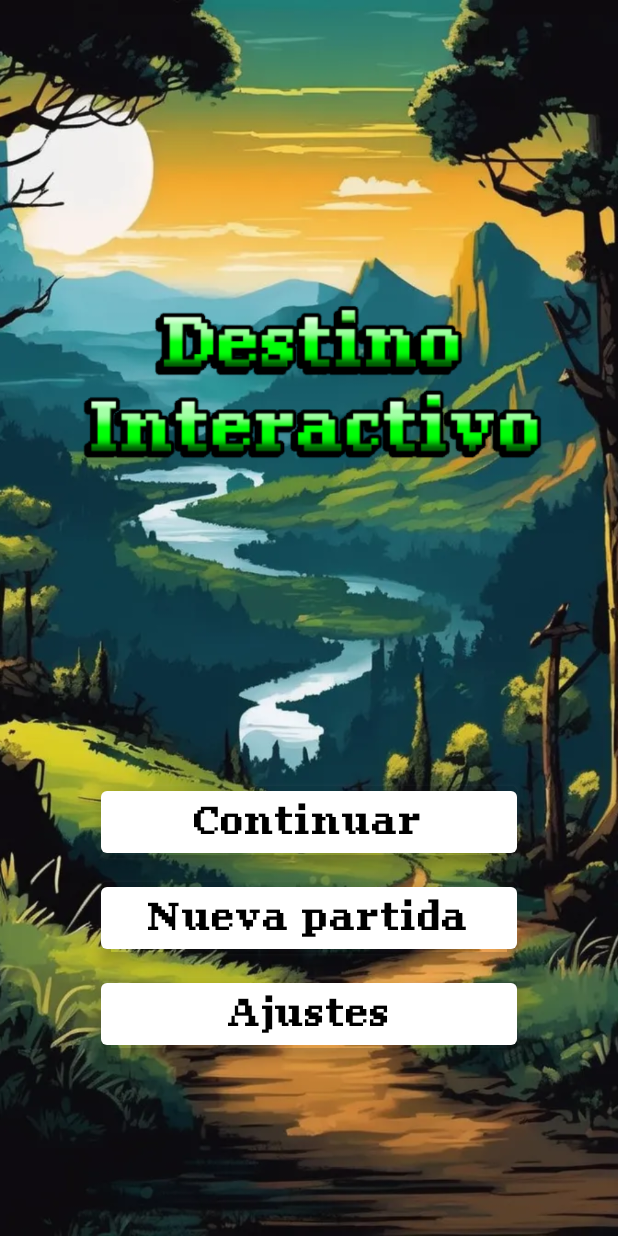
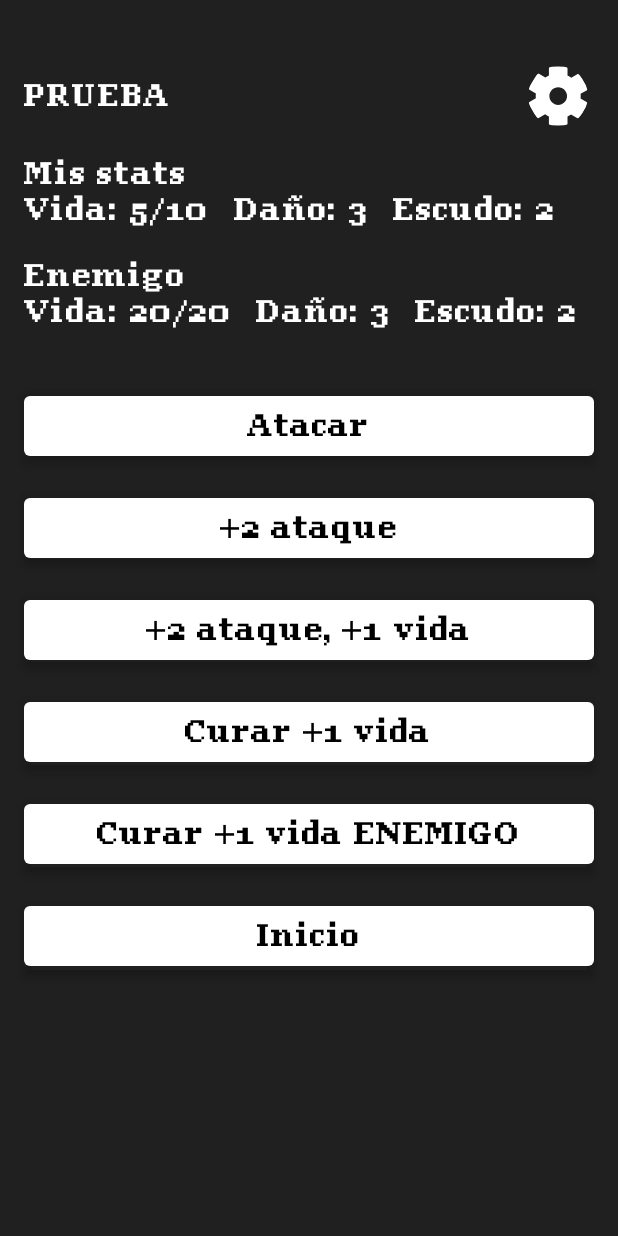
Before and after one commit to Osore66/DestinoInteractivo, an Android app built with Jetpack Compose: the screen it shows after launch (MainActivity), after a tap on "Nueva partida", on a phone screen of 412 x 824 dp. Run offline under Robolectric (Android 15) with nearby library versions, the phone set to English and light mode, and no system bars.

Commit message:
Pantalla de pruebas y atrás arreglado

```diff
--- a/app/src/main/java/com/example/destinointeractivo/Ajustes.kt
+++ b/app/src/main/java/com/example/destinointeractivo/Ajustes.kt
@@ -1,6 +1,5 @@
 package com.example.destinointeractivo
 
-import android.content.Context
 import androidx.compose.foundation.background
 import androidx.compose.foundation.clickable
 import androidx.compose.foundation.layout.*
@@ -22,7 +21,7 @@ import androidx.navigation.NavController
 import com.example.destinointeractivo.navigation.AppScreens
 
 @Composable
-fun Ajustes(navController: NavController, text: String?) {
+fun Ajustes(navController: NavController, navViewModel: NavViewModel) {
     val context = LocalContext.current
     // Crear el ViewModel con el contexto
     val vibrationViewModel: VibrationViewModel = viewModel { VibrationViewModel(context) }
@@ -58,8 +57,12 @@ fun Ajustes(navController: NavController, text: String?) {
                     fontFamily = fuentePixelBold
                 )
                 IconButton(onClick = {
-                    vibrationViewModel.vibrate(context) // Llamar a vibrar desde el ViewModel
-                    navController.popBackStack()
+                    vibrationViewModel.vibrate(context)
+                    // Navega a la última pantalla visitada
+                    navController.navigate(navViewModel.lastScreen.value) {
+                        // Limpia la pila si es necesario
+                        popUpTo(AppScreens.Ajustes.route) { inclusive = true }
+                    }
                 }) {
                     Icon(
                         painter = painterResource(id = R.drawable.cerrar),
--- a/app/src/main/java/com/example/destinointeractivo/MainScreen.kt
+++ b/app/src/main/java/com/example/destinointeractivo/MainScreen.kt
@@ -35,10 +35,11 @@ import com.example.destinointeractivo.navigation.AppScreens
 val buttonShape = RoundedCornerShape(4.dp) // Ajusta el radio según tu preferencia
 
 @Composable
-fun MainScreen(navController: NavController) {
+fun MainScreen(navController: NavController, navViewModel: NavViewModel) {
     val context = LocalContext.current // Para acceder al contexto y vibrar
     val vibrationViewModel: VibrationViewModel = viewModel { VibrationViewModel(context) }
     val fuentePixelBold = FontFamily(Font(R.font.pixelgeorgiabold))
+    navViewModel.lastScreen.value = AppScreens.MainScreen.route
 
     fun vibrate() {
         val vibrator = context.getSystemService(Context.VIBRATOR_SERVICE) as Vibrator
@@ -106,6 +107,7 @@ fun MainScreen(navController: NavController) {
             Button(
                 onClick = {
                     vibrationViewModel.vibrate(context)
+                    navController.navigate(route = AppScreens.Prueba.route)
                     // Acción de nueva partida
                 },
                 modifier = Modifier
@@ -133,7 +135,7 @@ fun MainScreen(navController: NavController) {
             Button(
                 onClick = {
                     vibrationViewModel.vibrate(context)
-                    navController.navigate(route = AppScreens.Ajustes.route + "/Soy un texto")
+                    navController.navigate(route = AppScreens.Ajustes.route)
                 },
                 modifier = Modifier
                     .padding(padding)
--- /dev/null
+++ b/app/src/main/java/com/example/destinointeractivo/NavViewModel.kt
@@ -0,0 +1,8 @@
+package com.example.destinointeractivo
+
+import androidx.compose.runtime.mutableStateOf
+import androidx.lifecycle.ViewModel
+
+class NavViewModel : ViewModel() {
+    var lastScreen = mutableStateOf("")
+}
--- /dev/null
+++ b/app/src/main/java/com/example/destinointeractivo/Prueba.kt
@@ -0,0 +1,385 @@
+package com.example.destinointeractivo
+
+import androidx.compose.foundation.background
+import androidx.compose.foundation.layout.Arrangement
+import androidx.compose.foundation.layout.Box
+import androidx.compose.foundation.layout.Column
+import androidx.compose.foundation.layout.Row
+import androidx.compose.foundation.layout.Spacer
+import androidx.compose.foundation.layout.fillMaxSize
+import androidx.compose.foundation.layout.fillMaxWidth
+import androidx.compose.foundation.layout.height
+import androidx.compose.foundation.layout.padding
+import androidx.compose.foundation.layout.width
+import androidx.compose.foundation.shape.RoundedCornerShape
+import androidx.compose.material3.Button
+import androidx.compose.material3.ButtonDefaults
+import androidx.compose.material3.Icon
+import androidx.compose.material3.IconButton
+import androidx.compose.material3.Text
+import androidx.compose.runtime.Composable
+import androidx.compose.runtime.mutableStateOf
+import androidx.compose.runtime.remember
+import androidx.compose.ui.Alignment
+import androidx.compose.ui.Modifier
+import androidx.compose.ui.draw.shadow
+import androidx.compose.ui.graphics.Color
+import androidx.compose.ui.platform.LocalContext
+import androidx.compose.ui.res.painterResource
+import androidx.compose.ui.text.font.Font
+import androidx.compose.ui.text.font.FontFamily
+import androidx.compose.ui.unit.dp
+import androidx.compose.ui.unit.sp
+import androidx.lifecycle.viewmodel.compose.viewModel
+import androidx.navigation.NavController
+import com.example.destinointeractivo.navigation.AppScreens
+
+@Composable
+fun Prueba(navController: NavController, navViewModel: NavViewModel) {
+    val context = LocalContext.current
+    val vibrationViewModel: VibrationViewModel = viewModel { VibrationViewModel(context) }
+    val tamanyoFuenteAjustes = 20.sp
+    val fuentePixelBold = FontFamily(Font(R.font.pixelgeorgiabold))
+    val buttonShape = RoundedCornerShape(4.dp)
+    navViewModel.lastScreen.value = AppScreens.Prueba.route
+
+    // Estado para vida actual y máxima del jugador
+    val vidaJugador = remember { mutableStateOf(5) }
+    val vidaMaximaJugador = remember { mutableStateOf(10) }
+
+    // Estado para vida actual y máxima del enemigo
+    val vidaEnemigo = remember { mutableStateOf(20) }
+    val vidaMaximaEnemigo = remember { mutableStateOf(20) }
+
+    // Estado para daño y escudo
+    val dañoJugador = remember { mutableStateOf(3) }
+    val escudoEnemigo = 2
+
+    Box(
+        modifier = Modifier
+            .fillMaxSize()
+            .background(Color(0xFF202020))
+            .padding(start = 16.dp, end = 16.dp, top = 40.dp, bottom = 80.dp)
+    ) {
+        Column(
+            modifier = Modifier.align(Alignment.TopStart)
+        ) {
+            // Encabezado
+            Row(
+                verticalAlignment = Alignment.CenterVertically,
+                horizontalArrangement = Arrangement.SpaceBetween,
+                modifier = Modifier.fillMaxWidth()
+            ) {
+                Text(
+                    text = "PRUEBA",
+                    color = Color.White,
+                    fontSize = tamanyoFuenteAjustes,
+                    fontFamily = fuentePixelBold
+                )
+                // Modificación en el botón de cierre
+                IconButton(onClick = {
+                    vibrationViewModel.vibrate(context)
+                    // Navega hacia la pantalla de Ajustes en lugar de cerrar
+                    navController.navigate(route = AppScreens.Ajustes.route)
+                }) {
+                    Icon(
+                        painter = painterResource(id = R.drawable.settings_icon),
+                        contentDescription = null,
+                        tint = Color.White
+                    )
+                }
+            }
+
+            Spacer(modifier = Modifier.height(16.dp))
+
+            // Estadísticas del jugador
+            Text(
+                text = "Mis stats",
+                color = Color.White,
+                fontSize = tamanyoFuenteAjustes,
+                fontFamily = fuentePixelBold
+            )
+            Row(
+                verticalAlignment = Alignment.CenterVertically
+            ) {
+                Text(
+                    text = "Vida:",
+                    color = Color.White,
+                    fontSize = tamanyoFuenteAjustes,
+                    fontFamily = fuentePixelBold
+                )
+                Spacer(modifier = Modifier.width(8.dp))
+                Text(
+                    text = "${vidaJugador.value}/${vidaMaximaJugador.value}",
+                    color = Color.White,
+                    fontSize = tamanyoFuenteAjustes,
+                    fontFamily = fuentePixelBold
+                )
+                Spacer(modifier = Modifier.width(16.dp))
+
+                Text(
+                    text = "Daño:",
+                    color = Color.White,
+                    fontSize = tamanyoFuenteAjustes,
+                    fontFamily = fuentePixelBold
+                )
+                Spacer(modifier = Modifier.width(8.dp))
+                Text(
+                    text = "${dañoJugador.value}",
+                    color = Color.White,
+                    fontSize = tamanyoFuenteAjustes,
+                    fontFamily = fuentePixelBold
+                )
+                Spacer(modifier = Modifier.width(16.dp))
+
+                Text(
+                    text = "Escudo:",
+                    color = Color.White,
+                    fontSize = tamanyoFuenteAjustes,
+                    fontFamily = fuentePixelBold
+                )
+                Spacer(modifier = Modifier.width(8.dp))
+                Text(
+                    text = "$escudoEnemigo",
+                    color = Color.White,
+                    fontSize = tamanyoFuenteAjustes,
+                    fontFamily = fuentePixelBold
+                )
+            }
+
+            Spacer(modifier = Modifier.height(20.dp))
+
+            // Estadísticas del enemigo
+            Text(
+                text = "Enemigo",
+                color = Color.White,
+                fontSize = tamanyoFuenteAjustes,
+                fontFamily = fuentePixelBold
+            )
+            Row(
+                verticalAlignment = Alignment.CenterVertically
+            ) {
+                Text(
+                    text = "Vida:",
+                    color = Color.White,
+                    fontSize = tamanyoFuenteAjustes,
+                    fontFamily = fuentePixelBold
+                )
+                Spacer(modifier = Modifier.width(8.dp))
+                Text(
+                    text = "${vidaEnemigo.value}/${vidaMaximaEnemigo.value}",
+                    color = Color.White,
+                    fontSize = tamanyoFuenteAjustes,
+                    fontFamily = fuentePixelBold
+                )
+                Spacer(modifier = Modifier.width(16.dp))
+
+                Text(
+                    text = "Daño:",
+                    color = Color.White,
+                    fontSize = tamanyoFuenteAjustes,
+                    fontFamily = fuentePixelBold
+                )
+                Spacer(modifier = Modifier.width(8.dp))
+                Text(
+                    text = "3",
+                    color = Color.White,
+                    fontSize = tamanyoFuenteAjustes,
+                    fontFamily = fuentePixelBold
+                )
+                Spacer(modifier = Modifier.width(16.dp))
+
+                Text(
+                    text = "Escudo:",
+                    color = Color.White,
+                    fontSize = tamanyoFuenteAjustes,
+                    fontFamily = fuentePixelBold
+                )
+                Spacer(modifier = Modifier.width(8.dp))
+                Text(
+                    text = "$escudoEnemigo",
+                    color = Color.White,
+                    fontSize = tamanyoFuenteAjustes,
+                    fontFamily = fuentePixelBold
+                )
+            }
+
+            Spacer(modifier = Modifier.height(40.dp))
+
+            // Botón de ataque
+            Button(
+                onClick = {
+                    vibrationViewModel.vibrate(context)
+                    val dañoEfectivo = (dañoJugador.value - escudoEnemigo).coerceAtLeast(0)
+                    vidaEnemigo.value = (vidaEnemigo.value - dañoEfectivo).coerceAtLeast(0)
+                },
+                modifier = Modifier
+                    .fillMaxWidth()
+                    .shadow(
+                        elevation = 4.dp,
+                        shape = buttonShape,
+                        clip = false
+                    ),
+                colors = ButtonDefaults.buttonColors(
+                    containerColor = Color.White,
+                    contentColor = Color.Black
+                ),
+                shape = buttonShape
+            ) {
+                Text(
+                    text = "Atacar",
+                    fontFamily = fuentePixelBold,
+                    fontSize = 20.sp
+                )
+            }
+            Spacer(modifier = Modifier.height(20.dp))
+            // Botón para aumentar ataque
+            Button(
+                onClick = {
+                    vibrationViewModel.vibrate(context)
+                    dañoJugador.value += 2
+                },
+                modifier = Modifier
+                    .fillMaxWidth()
+                    .shadow(
+                        elevation = 4.dp,
+                        shape = buttonShape,
+                        clip = false
+                    ),
+                colors = ButtonDefaults.buttonColors(
+                    containerColor = Color.White,
+                    contentColor = Color.Black
+                ),
+                shape = buttonShape
+            ) {
+                Text(
+                    text = "+2 ataque",
+                    fontFamily = fuentePixelBold,
+                    fontSize = 20.sp
+                )
+            }
+
+            Spacer(modifier = Modifier.height(20.dp))
+
+            // Botón para aumentar ataque y vida
+            Button(
+                onClick = {
+                    vibrationViewModel.vibrate(context)
+                    dañoJugador.value += 2
+                    vidaMaximaJugador.value += 1
+                    vidaJugador.value = (vidaJugador.value + 1).coerceAtMost(vidaMaximaJugador.value)
+                },
+                modifier = Modifier
+                    .fillMaxWidth()
+                    .shadow(
+                        elevation = 4.dp,
+                        shape = buttonShape,
+                        clip = false
+                    ),
+                colors = ButtonDefaults.buttonColors(
+                    containerColor = Color.White,
+                    contentColor = Color.Black
+                ),
+                shape = buttonShape
+            ) {
+                Text(
+                    text = "+2 ataque, +1 vida",
+                    fontFamily = fuentePixelBold,
+                    fontSize = 20.sp
+                )
+            }
+
+
+            Spacer(modifier = Modifier.height(20.dp))
+
+
+            // Botón para aumentar vida
+            Button(
+                onClick = {
+                    vibrationViewModel.vibrate(context)
+                    vidaJugador.value = (vidaJugador.value + 1).coerceAtMost(vidaMaximaJugador.value)
+                },
+                modifier = Modifier
+                    .fillMaxWidth()
+                    .shadow(
+                        elevation = 4.dp,
+                        shape = buttonShape,
+                        clip = false
+                    ),
+                colors = ButtonDefaults.buttonColors(
+                    containerColor = Color.White,
+                    contentColor = Color.Black
+                ),
+                shape = buttonShape
+            ) {
+                Text(
+                    text = "Curar +1 vida",
+                    fontFamily = fuentePixelBold,
+                    fontSize = 20.sp
+                )
+            }
+
+
+            Spacer(modifier = Modifier.height(20.dp))
+
+
+
+            // Botón para aumentar vida ENEMIGA
+            Button(
+                onClick = {
+                    vibrationViewModel.vibrate(context)
+                    vidaEnemigo.value = (vidaEnemigo.value + 1).coerceAtMost(vidaMaximaEnemigo.value)
+                },
+                modifier = Modifier
+                    .fillMaxWidth()
+                    .shadow(
+                        elevation = 4.dp,
+                        shape = buttonShape,
+                        clip = false
+                    ),
+                colors = ButtonDefaults.buttonColors(
+                    containerColor = Color.White,
+                    contentColor = Color.Black
+                ),
+                shape = buttonShape
+            ) {
+                Text(
+                    text = "Curar +1 vida ENEMIGO",
+                    fontFamily = fuentePixelBold,
+                    fontSize = 20.sp
+                )
+            }
+
+
+            Spacer(modifier = Modifier.height(20.dp))
+
+
+            Button(
+                onClick = {
+                    vibrationViewModel.vibrate(context)
+                    navController.navigate(route = AppScreens.MainScreen.route)
+                },
+                modifier = Modifier
+                    .fillMaxWidth()
+                    .shadow(
+                        elevation = 4.dp,
+                        shape = buttonShape,
+                        clip = false
+                    ),
+                colors = ButtonDefaults.buttonColors(
+                    containerColor = Color.White,
+                    contentColor = Color.Black
+                ),
+                shape = buttonShape
+            ) {
+                Text(
+                    text = "Inicio",
+                    fontFamily = fuentePixelBold,
+                    fontSize = 20.sp
+                )
+            }
+
+            Spacer(modifier = Modifier.height(20.dp))
+        }
+    }
+}
--- a/app/src/main/java/com/example/destinointeractivo/navigation/AppNavigation.kt
+++ b/app/src/main/java/com/example/destinointeractivo/navigation/AppNavigation.kt
@@ -1,29 +1,29 @@
 package com.example.destinointeractivo.navigation
 
 import androidx.compose.runtime.Composable
-import androidx.navigation.NavArgument
-import androidx.navigation.NavType
 import androidx.navigation.compose.NavHost
 import androidx.navigation.compose.composable
 import androidx.navigation.compose.rememberNavController
-import androidx.navigation.navArgument
+import androidx.lifecycle.viewmodel.compose.viewModel
 import com.example.destinointeractivo.MainScreen
 import com.example.destinointeractivo.Ajustes
+import com.example.destinointeractivo.Prueba
+import com.example.destinointeractivo.NavViewModel // Asegúrate de importar el NavViewModel
 
 @Composable
-fun AppNavigation(){
+fun AppNavigation() {
     val navController = rememberNavController()
-    NavHost(navController = navController, startDestination = AppScreens.MainScreen.route)  {
-        composable(route = AppScreens.MainScreen.route){
-            MainScreen(navController)
+    val navViewModel: NavViewModel = viewModel() // Crea la instancia del ViewModel
+
+    NavHost(navController = navController, startDestination = AppScreens.MainScreen.route) {
+        composable(route = AppScreens.MainScreen.route) {
+            MainScreen(navController, navViewModel) // Pasa el ViewModel aquí
         }
-        composable(route = AppScreens.Ajustes.route + "/{text}",
-            arguments = listOf(navArgument(name = "text"){
-                type = NavType.StringType
-            })
-            ){
-            Ajustes(navController, it.arguments?.getString("text"))
+        composable(route = AppScreens.Ajustes.route) {
+            Ajustes(navController, navViewModel) // Pasa el ViewModel aquí
+        }
+        composable(route = AppScreens.Prueba.route) {
+            Prueba(navController, navViewModel) // Pasa el ViewModel aquí
         }
     }
-
 }
--- a/app/src/main/java/com/example/destinointeractivo/navigation/AppScreens.kt
+++ b/app/src/main/java/com/example/destinointeractivo/navigation/AppScreens.kt
@@ -3,4 +3,5 @@ package com.example.destinointeractivo.navigation
 sealed class AppScreens(val route: String) {
     object MainScreen: AppScreens("MainScreen")
     object Ajustes: AppScreens("Ajustes")
+    object Prueba: AppScreens("Prueba")
 }
--- /dev/null
+++ b/app/src/main/res/drawable/settings_icon.xml
@@ -0,0 +1,9 @@
+<vector xmlns:android="http://schemas.android.com/apk/res/android"
+    android:width="91dp"
+    android:height="91dp"
+    android:viewportWidth="91"
+    android:viewportHeight="91">
+  <path
+      android:pathData="M90.668,35.091c0.17,-0.643 0.08,-1.326 -0.25,-1.902L78.813,13.115c-0.695,-1.195 -2.225,-1.607 -3.422,-0.914l-9.734,5.619c-1.791,-1.283 -3.707,-2.391 -5.727,-3.307V3.269c0,-1.383 -1.121,-2.504 -2.506,-2.504H34.23c-1.385,0 -2.504,1.121 -2.504,2.504v11.246c-1.891,0.861 -3.699,1.893 -5.406,3.086l-9.678,-5.736c-0.572,-0.338 -1.252,-0.434 -1.896,-0.271c-0.643,0.166 -1.197,0.578 -1.535,1.15L1.387,32.69c-0.338,0.57 -0.436,1.254 -0.271,1.898c0.166,0.643 0.578,1.195 1.15,1.533l9.682,5.734c-0.154,1.305 -0.229,2.523 -0.229,3.695c0,1.039 0.061,2.117 0.189,3.309L2.16,54.491c-0.576,0.334 -0.996,0.881 -1.166,1.521c-0.174,0.641 -0.082,1.326 0.25,1.9l11.6,20.076c0.691,1.197 2.225,1.609 3.422,0.914l9.736,-5.621c1.793,1.285 3.711,2.391 5.725,3.307v11.244c0,1.385 1.119,2.504 2.504,2.504h23.193c1.385,0 2.506,-1.119 2.506,-2.504V76.589c1.889,-0.859 3.697,-1.895 5.402,-3.088l9.684,5.736c1.188,0.705 2.727,0.311 3.432,-0.879L90.27,58.413c0.336,-0.572 0.434,-1.256 0.271,-1.898c-0.166,-0.643 -0.578,-1.195 -1.152,-1.533l-9.676,-5.734c0.156,-1.314 0.23,-2.518 0.23,-3.695c0,-1.051 -0.063,-2.143 -0.189,-3.313l9.746,-5.627C90.074,36.282 90.496,35.733 90.668,35.091zM59.242,45.55c0,7.396 -6.018,13.414 -13.416,13.414c-7.396,0 -13.412,-6.018 -13.412,-13.414c0,-7.393 6.016,-13.41 13.412,-13.41C53.225,32.14 59.242,38.157 59.242,45.55z"
+      android:fillColor="#647F94"/>
+</vector>
```
